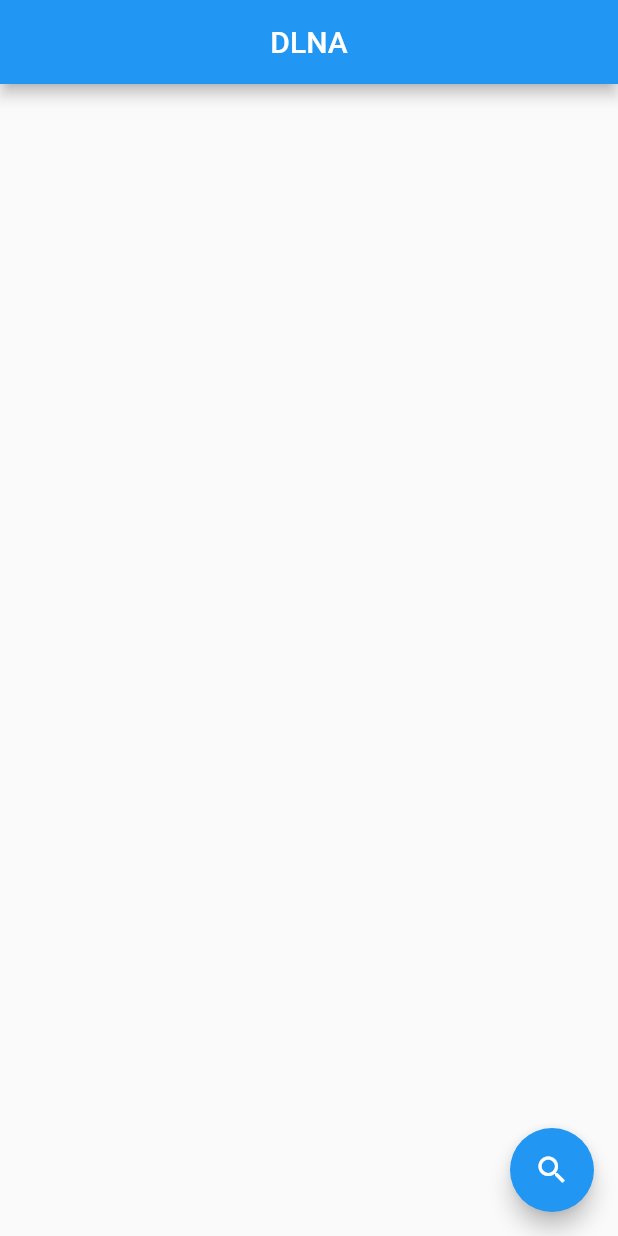
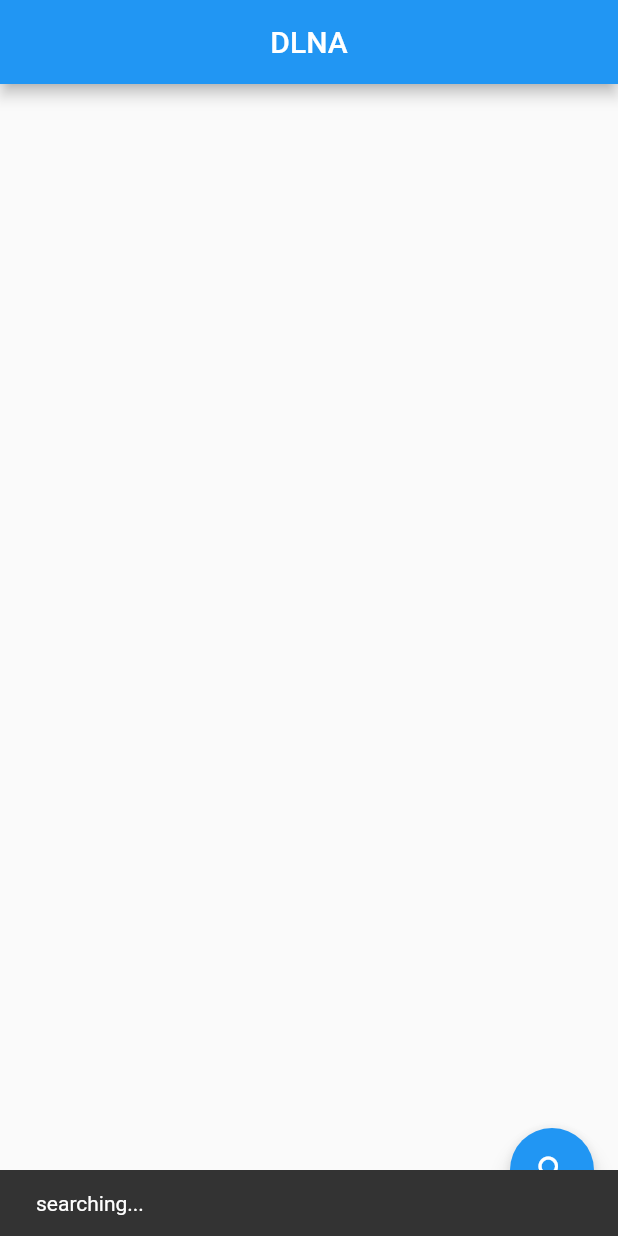
Before and after one commit to chuxia98/dlna_demo, a Flutter app: the screen it shows after launch, after a tap on the "search" icon, on a phone screen of 412 x 824 dp. Run offline on Flutter 3.47's test engine with Material 2 defaults, Android fonts, the phone set to English and light mode, and no system bars; missing offline and left inert: dlna.

Commit message:
show snack bar

```diff
--- a/lib/main.dart
+++ b/lib/main.dart
@@ -21,7 +21,9 @@ class MyApp extends StatelessWidget {
         primarySwatch: Colors.blue,
         visualDensity: VisualDensity.adaptivePlatformDensity,
       ),
-      home: MyHomePage(title: 'Flutter Demo Home Page'),
+      home: Scaffold(
+        body: MyHomePage(title: 'Flutter Demo Home Page'),
+      ),
     );
   }
 }
@@ -70,8 +72,8 @@ class _MyHomePageState extends State<MyHomePage> {
             device: device,
             onTap: () {
               DlnaConrol.shared.setDevice(device);
-              print('connecting success');
               DlnaConrol.shared.setVideoUrl(url1);
+              MySnackBar.show(context, 'connecting success');
               final page = DlnaVideoControl();
               final route = MaterialPageRoute(builder: (_) => page);
               Navigator.of(context).push(route);
@@ -82,10 +84,25 @@ class _MyHomePageState extends State<MyHomePage> {
       floatingActionButton: FloatingActionButton(
         onPressed: () {
           DlnaConrol.shared.clear();
-          print('searching...');
+          MySnackBar.show(context, 'searching...');
           DlnaConrol.shared.search();
         },
         child: Icon(Icons.search),
+      ),
+    );
+  }
+}
+
+class MySnackBar {
+  static void show(BuildContext context, String text) {
+    Scaffold.of(context).showSnackBar(
+      SnackBar(
+        content: Container(
+          child: Text(
+            text,
+            style: TextStyle(color: Colors.white),
+          ),
+        ),
       ),
     );
   }
```
